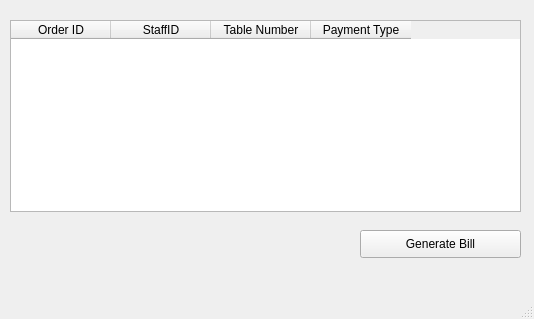
TahaZahid05/Restaurant-Managment-System, file ui_files/generateBillStart.ui: the form before one commit.
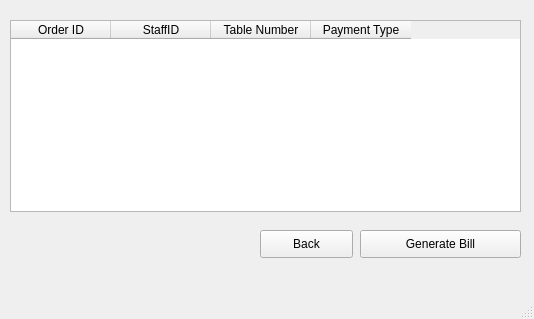
The form after the commit.

The edit to the form file:
```diff
--- a/ui_files/generateBillStart.ui
+++ b/ui_files/generateBillStart.ui
@@ -57,6 +57,19 @@
      <string>Generate Bill</string>
     </property>
    </widget>
+   <widget class="QPushButton" name="backButton">
+    <property name="geometry">
+     <rect>
+      <x>260</x>
+      <y>230</y>
+      <width>93</width>
+      <height>28</height>
+     </rect>
+    </property>
+    <property name="text">
+     <string>Back</string>
+    </property>
+   </widget>
   </widget>
   <widget class="QMenuBar" name="menubar">
    <property name="geometry">
```
Left out of the diff: 2 changed lines with no effect on the pictures.
